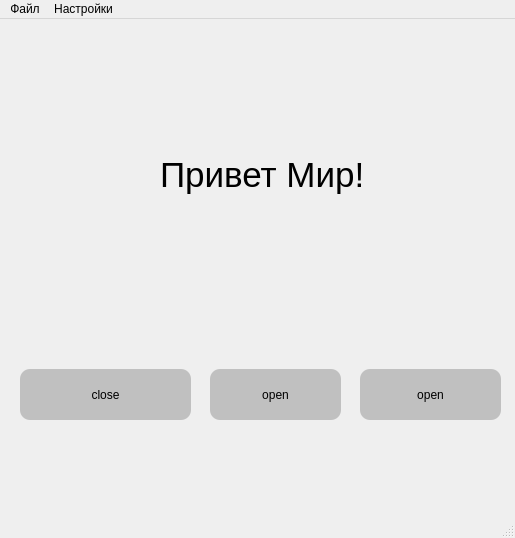
Qt form main_form.ui (zarnii/dot-game) before a commit.
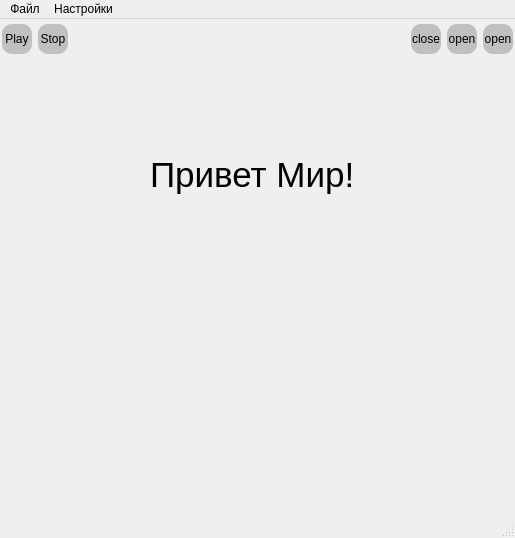
The same form after that commit.

```diff
--- a/main_form.ui
+++ b/main_form.ui
@@ -27,9 +27,9 @@
    <widget class="QLabel" name="label">
     <property name="geometry">
      <rect>
-      <x>160</x>
+      <x>150</x>
       <y>100</y>
-      <width>281</width>
+      <width>211</width>
       <height>111</height>
      </rect>
     </property>
@@ -42,44 +42,110 @@
      <string>Привет Мир!</string>
     </property>
    </widget>
-   <widget class="QPushButton" name="closeButton">
+   <widget class="QWidget" name="widget" native="true">
     <property name="geometry">
      <rect>
-      <x>20</x>
-      <y>350</y>
-      <width>171</width>
-      <height>51</height>
+      <x>2</x>
+      <y>0</y>
+      <width>511</width>
+      <height>41</height>
      </rect>
     </property>
-    <property name="text">
-     <string>close</string>
+    <property name="minimumSize">
+     <size>
+      <width>30</width>
+      <height>30</height>
+     </size>
     </property>
-   </widget>
-   <widget class="QPushButton" name="openButton">
-    <property name="geometry">
-     <rect>
-      <x>210</x>
-      <y>350</y>
-      <width>131</width>
-      <height>51</height>
-     </rect>
-    </property>
-    <property name="text">
-     <string>open</string>
-    </property>
-   </widget>
-   <widget class="QPushButton" name="secondOpenButton">
-    <property name="geometry">
-     <rect>
-      <x>360</x>
-      <y>350</y>
-      <width>141</width>
-      <height>51</height>
-     </rect>
-    </property>
-    <property name="text">
-     <string>open</string>
-    </property>
+    <layout class="QHBoxLayout" name="horizontalLayout">
+     <item>
+      <widget class="QPushButton" name="playButton">
+       <property name="enabled">
+        <bool>true</bool>
+       </property>
+       <property name="minimumSize">
+        <size>
+         <width>30</width>
+         <height>30</height>
+        </size>
+       </property>
+       <property name="baseSize">
+        <size>
+         <width>20</width>
+         <height>20</height>
+        </size>
+       </property>
+       <property name="text">
+        <string>Play</string>
+       </property>
+      </widget>
+     </item>
+     <item>
+      <widget class="QPushButton" name="stopButton">
+       <property name="minimumSize">
+        <size>
+         <width>30</width>
+         <height>30</height>
+        </size>
+       </property>
+       <property name="text">
+        <string>Stop</string>
+       </property>
+      </widget>
+     </item>
+     <item>
+      <spacer name="horizontalSpacer">
+       <property name="orientation">
+        <enum>Qt::Horizontal</enum>
+       </property>
+       <property name="sizeHint" stdset="0">
+        <size>
+         <width>40</width>
+         <height>20</height>
+        </size>
+       </property>
+      </spacer>
+     </item>
+     <item>
+      <widget class="QPushButton" name="closeButton">
+       <property name="minimumSize">
+        <size>
+         <width>30</width>
+         <height>30</height>
+        </size>
+       </property>
+       <property name="text">
+        <string>close</string>
+       </property>
+      </widget>
+     </item>
+     <item>
+      <widget class="QPushButton" name="openButton">
+       <property name="minimumSize">
+        <size>
+         <width>30</width>
+         <height>30</height>
+        </size>
+       </property>
+       <property name="text">
+        <string>open</string>
+       </property>
+      </widget>
+     </item>
+     <item>
+      <widget class="QPushButton" name="secondOpenButton">
+       <property name="minimumSize">
+        <size>
+         <width>30</width>
+         <height>30</height>
+        </size>
+       </property>
+       <property name="text">
+        <string>open</string>
+       </property>
+      </widget>
+     </item>
+    </layout>
    </widget>
   </widget>
   <widget class="QMenuBar" name="menubar">
```
Left out of the diff: 3 changed lines with no effect on the pictures.
